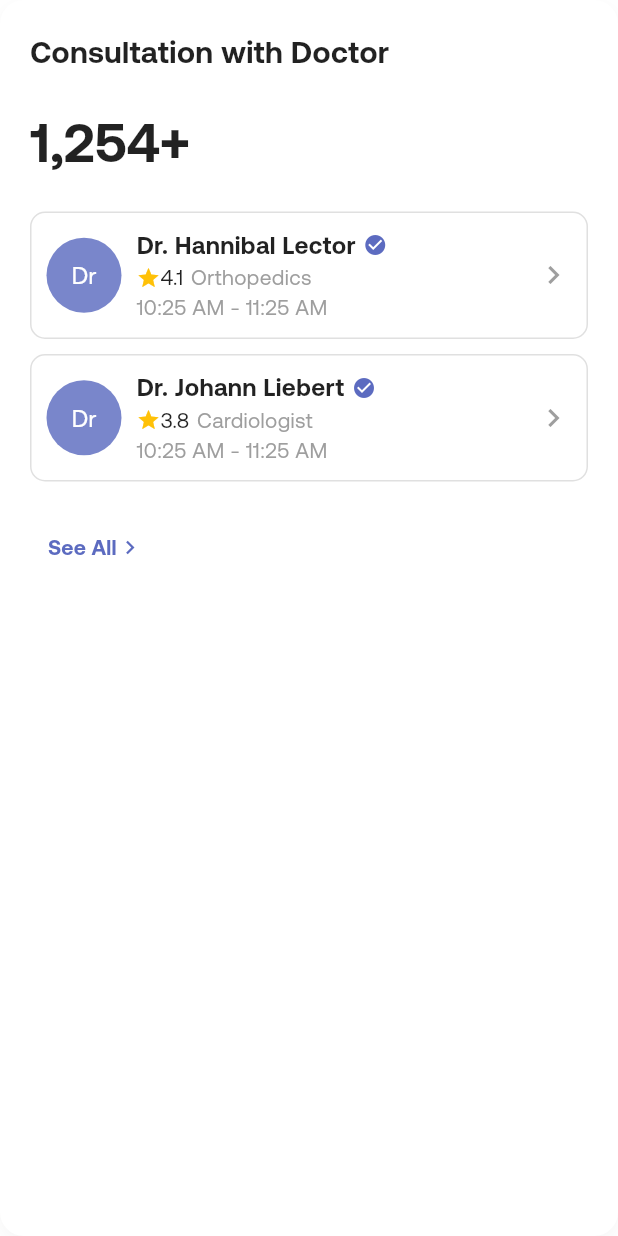
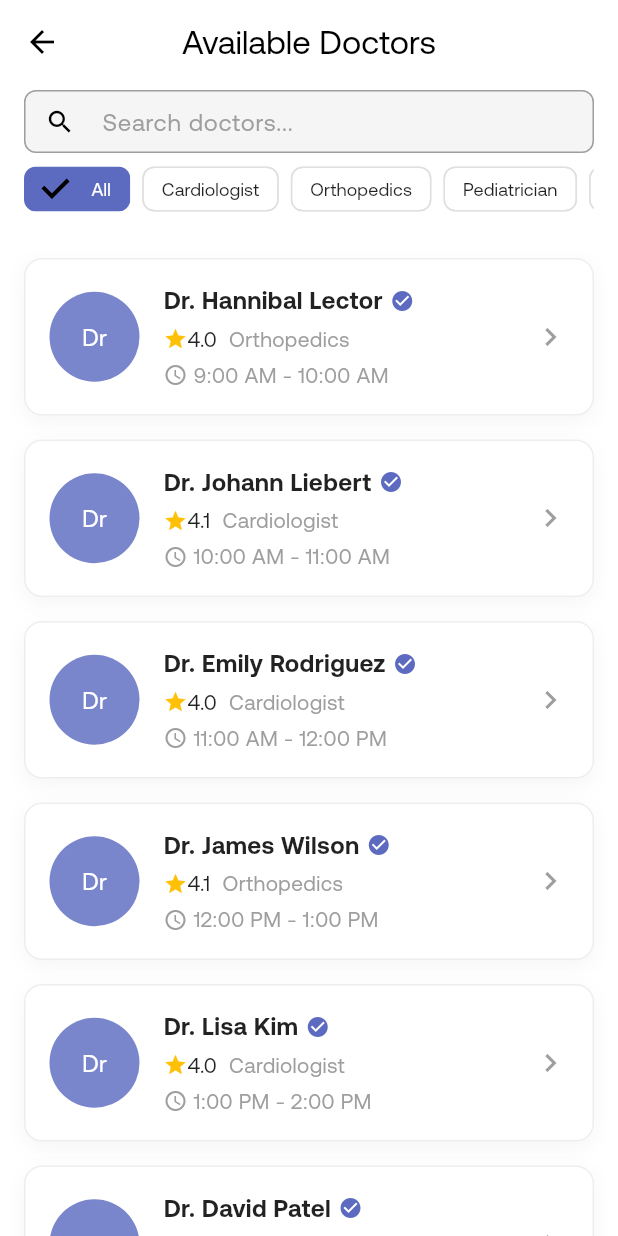
Before and after one commit to Arrizky0911/Telehealth, a Flutter app: the VirtualConsultationsCard widget shown alone on an empty page, opened directly, after a tap on "See All", on a phone screen of 412 x 824 dp. Run offline on Flutter 3.47's test engine with Material 3 defaults, Android fonts, the phone set to English and light mode, and no system bars; our stand-ins replace cloud_firestore, firebase_auth, firebase_core, firebase_storage, google_sign_in, signature; accounts and stored records are empty.

Commit message:
direction to doctor list page with a dummy data

```diff
--- /dev/null
+++ b/lib/src/features/main/doctor/doctor_list_screen.dart
@@ -0,0 +1,298 @@
+import 'package:flutter/material.dart';
+
+class DoctorListScreen extends StatelessWidget {
+  const DoctorListScreen({super.key});
+
+  @override
+  Widget build(BuildContext context) {
+    return Scaffold(
+      backgroundColor: Colors.white,
+      body: SafeArea( // Wrap everything with SafeArea
+        child: CustomScrollView(
+          slivers: [
+            SliverAppBar(
+              title: const Text('Available Doctors'),
+              centerTitle: true,
+              pinned: true,
+              backgroundColor: Colors.white,
+              foregroundColor: Colors.black,
+            ),
+            SliverPersistentHeader(
+              pinned: true,
+              delegate: _SliverAppBarDelegate(
+                minHeight: 100,
+                maxHeight: 100,
+                child: Container(
+                  color: Colors.white,
+                  child: Padding(
+                    padding: const EdgeInsets.symmetric(horizontal: 16, vertical: 4),
+                    child: Column(
+                      mainAxisSize: MainAxisSize.min, // Ensures content doesn't exceed height
+                      children: [
+                        Flexible(child: _buildSearchBar()), // Add Flexible for dynamic sizing
+                        const SizedBox(height: 8),
+                        Flexible(child: _buildFilterChips()), // Add Flexible for filter chips
+                      ],
+                    ),
+                  ),
+                ),
+              ),
+            ),
+            SliverPadding(
+              padding: const EdgeInsets.all(16),
+              sliver: SliverList(
+                delegate: SliverChildBuilderDelegate(
+                  (context, index) {
+                    // Dummy doctor
+                    final doctors = [
+                      {
+                        'name': 'Dr. Hannibal Lector',
+                        'rating': '4.0',
+                        'specialty': 'Orthopedics',
+                        'time': '9:00 AM - 10:00 AM'
+                      },
+                      {
+                        'name': 'Dr. Johann Liebert',
+                        'rating': '4.1',
+                        'specialty': 'Cardiologist',
+                        'time': '10:00 AM - 11:00 AM'
+                      },
+                      {
+                        'name': 'Dr. Emily Rodriguez',
+                        'rating': '4.0',
+                        'specialty': 'Cardiologist',
+                        'time': '11:00 AM - 12:00 PM'
+                      },
+                      {
+                        'name': 'Dr. James Wilson',
+                        'rating': '4.1',
+                        'specialty': 'Orthopedics',
+                        'time': '12:00 PM - 1:00 PM'
+                      },
+                      {
+                        'name': 'Dr. Lisa Kim',
+                        'rating': '4.0',
+                        'specialty': 'Cardiologist',
+                        'time': '1:00 PM - 2:00 PM'
+                      },
+                      {
+                        'name': 'Dr. David Patel',
+                        'rating': '4.1',
+                        'specialty': 'Orthopedics',
+                        'time': '2:00 PM - 3:00 PM'
+                      },
+                      {
+                        'name': 'Dr. Maria Garcia',
+                        'rating': '4.0',
+                        'specialty': 'Cardiologist',
+                        'time': '3:00 PM - 4:00 PM'
+                      },
+                      {
+                        'name': 'Dr. Robert Lee',
+                        'rating': '4.1',
+                        'specialty': 'Orthopedics',
+                        'time': '4:00 PM - 5:00 PM'
+                      },
+                      {
+                        'name': 'Dr. Amanda Taylor',
+                        'rating': '4.0',
+                        'specialty': 'Cardiologist',
+                        'time': '5:00 PM - 6:00 PM'
+                      },
+                      {
+                        'name': 'Dr. Thomas Brown',
+                        'rating': '4.1',
+                        'specialty': 'Orthopedics',
+                        'time': '6:00 PM - 7:00 PM'
+                      },
+                    ];
+
+                    return Padding(
+                      padding: const EdgeInsets.only(bottom: 16),
+                      child: _buildDoctorCard(
+                        doctors[index]['name']!,
+                        doctors[index]['rating']!,
+                        doctors[index]['specialty']!,
+                        doctors[index]['time']!,
+                      ),
+                    );
+                  },
+                  childCount: 10,
+                ),
+              ),
+            ),
+          ],
+        ),
+      ),
+    );
+  }
+
+  Widget _buildSearchBar() {
+    return SizedBox(
+      height: 45, // consistent height
+      child: TextField(
+        decoration: InputDecoration(
+          hintText: 'Search doctors...',
+          hintStyle: const TextStyle(fontSize: 16, color: Colors.grey),
+          prefixIcon: const Icon(Icons.search, size: 20),
+          filled: true,
+          fillColor: Colors.grey[100],
+          border: OutlineInputBorder(
+            borderRadius: BorderRadius.circular(8),
+            borderSide: BorderSide.none,
+          ),
+          contentPadding: const EdgeInsets.symmetric(vertical: 0, horizontal: 16),
+        ),
+      ),
+    );
+  }
+
+  Widget _buildFilterChips() {
+    return SizedBox(
+      height: 32,
+      child: ListView( // Change SingleChildScrollView with ListView
+        scrollDirection: Axis.horizontal,
+        children: [
+          _buildChip('All', true),
+          _buildChip('Cardiologist', false),
+          _buildChip('Orthopedics', false),
+          _buildChip('Pediatrician', false),
+          _buildChip('Neurologist', false),
+        ],
+      ),
+    );
+  }
+
+  Widget _buildChip(String label, bool isSelected) {
+    return Padding(
+      padding: const EdgeInsets.only(right: 8),
+      child: FilterChip(
+        selected: isSelected,
+        label: Text(
+          label,
+          style: TextStyle(
+            fontSize: 12,
+            color: isSelected ? Colors.white : Colors.black87,
+          ),
+        ),
+        onSelected: (bool value) {},
+        selectedColor: const Color(0xFF5C6BC0),
+        backgroundColor: Colors.white,
+        shape: RoundedRectangleBorder(
+          borderRadius: BorderRadius.circular(8),
+          side: BorderSide(
+            color: isSelected ? Colors.transparent : Colors.grey.shade300,
+          ),
+        ),
+        padding: const EdgeInsets.symmetric(horizontal: 4),
+        materialTapTargetSize: MaterialTapTargetSize.shrinkWrap,
+        visualDensity: VisualDensity.compact,
+      ),
+    );
+  }
+
+  Widget _buildDoctorCard(String name, String rating, String specialty, String time) {
+    return InkWell(
+      onTap: () {
+        // TODO: Navigate to doctor detail  page
+      },
+      child: Container(
+        padding: const EdgeInsets.all(16),
+        decoration: BoxDecoration(
+          border: Border.all(color: Colors.grey.shade200),
+          borderRadius: BorderRadius.circular(12),
+          color: Colors.white,
+          boxShadow: [
+            BoxShadow(
+              color: Colors.grey.withOpacity(0.1),
+              spreadRadius: 0,
+              blurRadius: 10,
+              offset: const Offset(0, 4),
+            ),
+          ],
+        ),
+        child: Row(
+          children: [
+            CircleAvatar(
+              radius: 30,
+              backgroundColor: const Color(0xFF7986CB),
+              child: Text(
+                name.substring(0, 2),
+                style: const TextStyle(color: Colors.white),
+              ),
+            ),
+            const SizedBox(width: 16),
+            Expanded( // Use Expanded to avoid overflow
+              child: Column(
+                crossAxisAlignment: CrossAxisAlignment.start,
+                children: [
+                  Row(
+                    children: [
+                      Text(
+                        name,
+                        style: const TextStyle(
+                          fontWeight: FontWeight.bold,
+                          fontSize: 16,
+                        ),
+                      ),
+                      const SizedBox(width: 5),
+                      const Icon(Icons.check_circle, color: Color(0xFF5C6BC0), size: 16),
+                    ],
+                  ),
+                  const SizedBox(height: 4),
+                  Row(
+                    children: [
+                      const Icon(Icons.star, color: Colors.amber, size: 16),
+                      Text(rating),
+                      const SizedBox(width: 8),
+                      Text(specialty, style: const TextStyle(color: Colors.grey)),
+                    ],
+                  ),
+                  const SizedBox(height: 4),
+                  Row(
+                    children: [
+                      const Icon(Icons.access_time, size: 16, color: Colors.grey),
+                      const SizedBox(width: 4),
+                      Text(time, style: const TextStyle(color: Colors.grey)),
+                    ],
+                  ),
+                ],
+              ),
+            ),
+            const Icon(Icons.chevron_right, color: Colors.grey),
+          ],
+        ),
+      ),
+    );
+  }
+}
+
+class _SliverAppBarDelegate extends SliverPersistentHeaderDelegate {
+  final double minHeight;
+  final double maxHeight;
+  final Widget child;
+
+  _SliverAppBarDelegate({
+    required this.minHeight,
+    required this.maxHeight,
+    required this.child,
+  });
+
+  @override
+  double get minExtent => minHeight;
+
+  @override
+  double get maxExtent => maxHeight;
+
+  @override
+  Widget build(BuildContext context, double shrinkOffset, bool overlapsContent) {
+    return SizedBox.expand(child: child);
+  }
+
+  @override
+  bool shouldRebuild(_SliverAppBarDelegate oldDelegate) {
+    return maxHeight != oldDelegate.maxHeight ||
+        minHeight != oldDelegate.minHeight ||
+        child != oldDelegate.child;
+  }
+}
--- a/lib/src/features/main/widgets/consultation_card.dart
+++ b/lib/src/features/main/widgets/consultation_card.dart
@@ -1,5 +1,6 @@
 import 'package:flutter/material.dart';
 import 'package:myapp/src/features/tasks/tasks_screen.dart';
+import 'package:myapp/src/features/main/doctor/doctor_list_screen.dart';
 
 class VirtualConsultationsCard extends StatelessWidget {
   const VirtualConsultationsCard({super.key});
@@ -56,7 +57,10 @@ class VirtualConsultationsCard extends StatelessWidget {
             const SizedBox(height: 20),
             TextButton(
                 onPressed: () {
-
+                  Navigator.push(
+                    context,
+                    MaterialPageRoute(builder: (context) => const DoctorListScreen())
+                  );
                 },
                 child: const Row(
                   children: [
@@ -86,7 +90,7 @@ class VirtualConsultationsCard extends StatelessWidget {
     return Container(
       padding: const EdgeInsets.all(10),
       decoration: BoxDecoration(
-        border: Border.all(color: Colors.grey.shade300),
+        border: Border.all(color: Colors.grey),
         borderRadius: BorderRadius.circular(10),
       ),
       child: Row(
```
